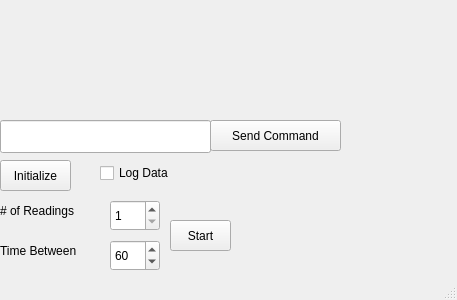
Qt form mainwindow.ui (GeorgeIoak/QtSerialPort) before a commit.
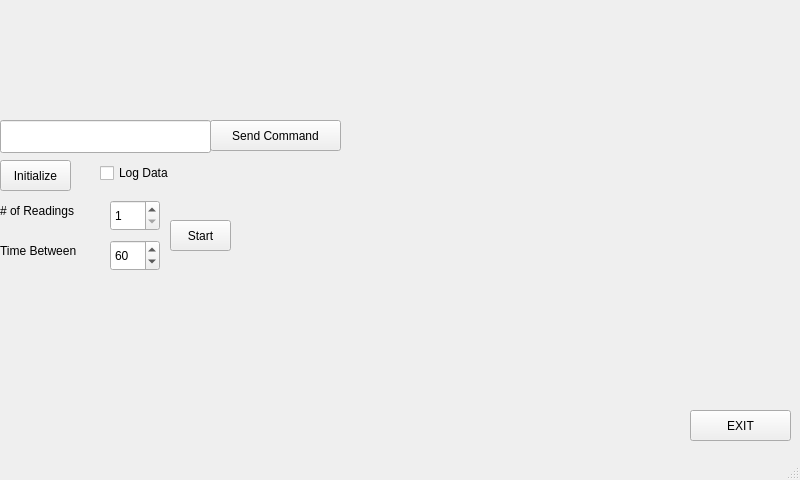
The same form after that commit.

Commit message: Added EXIT button and made app full screen

Diff of the .ui file:
```diff
--- a/mainwindow.ui
+++ b/mainwindow.ui
@@ -6,10 +6,22 @@
    <rect>
     <x>0</x>
     <y>0</y>
-    <width>457</width>
-    <height>300</height>
+    <width>800</width>
+    <height>480</height>
    </rect>
   </property>
+  <property name="minimumSize">
+   <size>
+    <width>800</width>
+    <height>480</height>
+   </size>
+  </property>
+  <property name="maximumSize">
+   <size>
+    <width>800</width>
+    <height>480</height>
+   </size>
+  </property>
   <property name="windowTitle">
    <string>Test Application</string>
   </property>
@@ -162,6 +174,19 @@
      <string>Log Data</string>
     </property>
    </widget>
+   <widget class="QPushButton" name="btnQuit">
+    <property name="geometry">
+     <rect>
+      <x>690</x>
+      <y>410</y>
+      <width>101</width>
+      <height>31</height>
+     </rect>
+    </property>
+    <property name="text">
+     <string>EXIT</string>
+    </property>
+   </widget>
   </widget>
   <widget class="QStatusBar" name="statusBar"/>
  </widget>
```
The commit also changes 4 other files.
